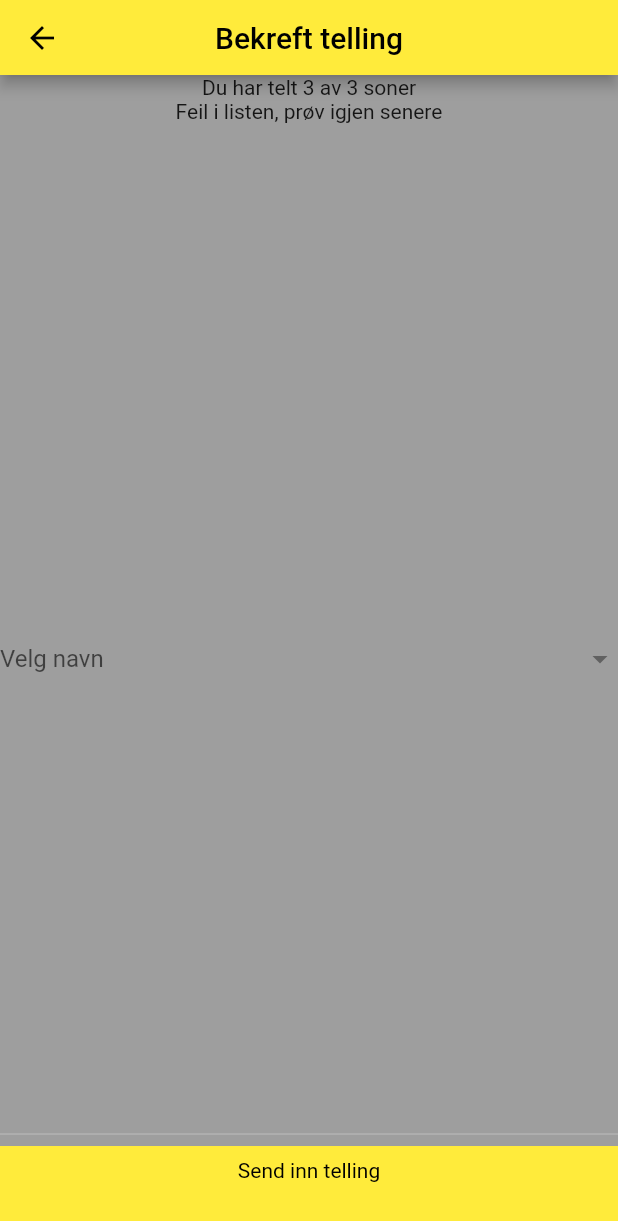
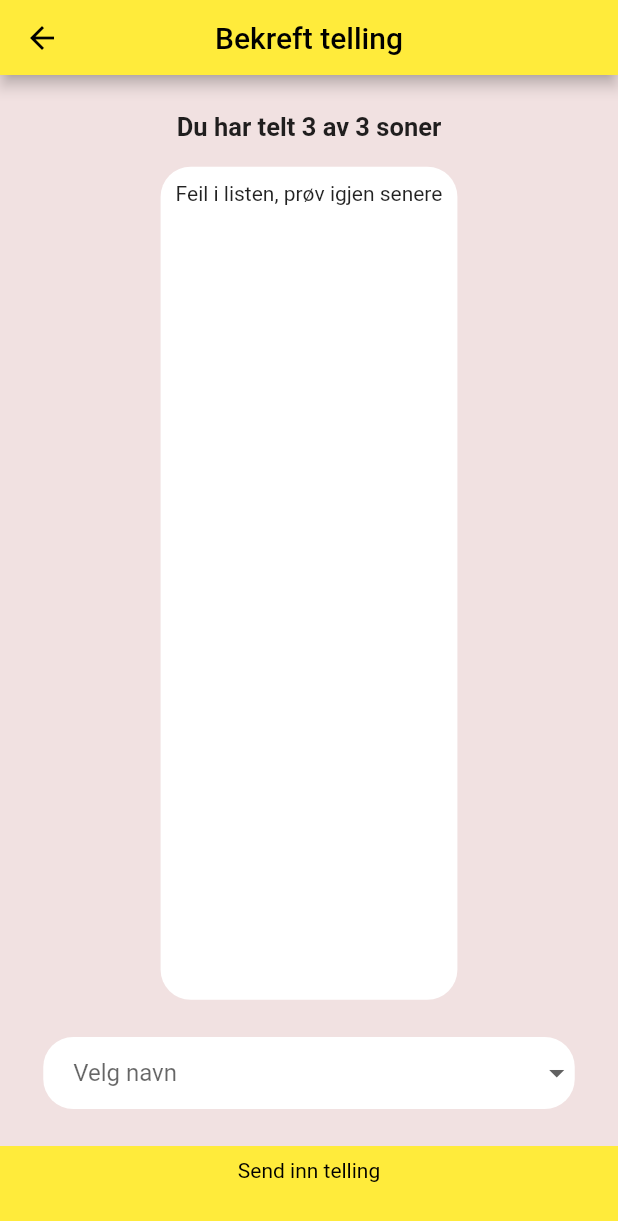
Before and after one commit to zaktaw/DATA3900-Bacheloroppgave, a Flutter app: the ConfirmCount screen opened directly with empty values, on a phone screen of 412 x 824 dp. Shown: the top 1221 px of the screen. Run offline on Flutter 3.47's test engine with Material 2 defaults, Android fonts, the phone set to English and light mode, and no system bars; our stand-ins replace fluttertoast, hive, hive_flutter; missing offline and left inert: dart:html; accounts and stored records are empty.

Commit message:
Add styling in confirm page

```diff
--- a/lib/confirm_page/confirm_count.dart
+++ b/lib/confirm_page/confirm_count.dart
@@ -48,17 +48,30 @@ class _ConfirmCountState extends State<ConfirmCount> {
   @override
   Widget build(BuildContext context) {
     return Scaffold(
-      backgroundColor: PRIMARY_COLOR,
+      backgroundColor: BACKGROUND_COLOR,
       appBar: SettingsHelpTopBar("Bekreft telling", '/zones', entries),
       body: Container(
           child: Column(
         //mainAxisAlignment: MainAxisAlignment.spaceEvenly,
         children: [
-          Text("Du har telt " +
-              numberOfZones.toString() +
-              " av " +
-              numberOfZones.toString() +
-              " soner"),
+          Container(
+            child: Padding(
+                child: Text(
+              "Du har telt " +
+                  numberOfZones.toString() +
+                  " av " +
+                  numberOfZones.toString() +
+                  " soner",
+              style: const TextStyle(
+                  fontWeight: FontWeight.bold,
+                  fontSize: CONFIRM_PAGE_REWIEWLIST_FONTSIZE),
+            ),
+            padding: EdgeInsets.only(
+                top: MediaQuery.of(context).size.height *
+                    CONFIRM_PAGE_HEADER_PADDING_TOP_FACTOR,
+                bottom: MediaQuery.of(context).size.height *
+                    CONFIRM_PAGE_HEADER_PADDING_BOTTOM_FACTOR),
+          )),
           ConfirmReviewList(entries, projectInfo.zones),
           DropdownNames(
               setIsObserverSelected, setObserverName, projectInfo.observers),
@@ -77,8 +90,8 @@ class _ConfirmCountState extends State<ConfirmCount> {
   }
 
   bool sendTTT() {
-    TttObject tttObject = TttObject(entries.tttEntries, observerName, entries.timestamp,
-        ['GRUDIG', 'ALPERS', 'ALLAP', 'DIV', 'ALLUDIG']);
+    TttObject tttObject = TttObject(entries.tttEntries, observerName,
+        entries.timestamp, ['GRUDIG', 'ALPERS', 'ALLAP', 'DIV', 'ALLUDIG']);
     // kall på backend
     // if good return good
     TttEntries test = TttEntriesBox.getTttEntries().getAt(0) as TttEntries;
--- a/lib/confirm_page/confirm_count_reviewlist.dart
+++ b/lib/confirm_page/confirm_count_reviewlist.dart
@@ -1,5 +1,6 @@
 import 'package:bacheloroppgave/models/TttEntries.dart';
 import 'package:bacheloroppgave/models/ZoneObject.dart';
+import 'package:bacheloroppgave/resources/app_theme.dart';
 import 'package:flutter/material.dart';
 
 const String error_list = "Feil i listen, prøv igjen senere";
@@ -13,14 +14,42 @@ class ConfirmReviewList extends StatelessWidget {
   @override
   Widget build(BuildContext context) {
     return Expanded(
-        child: entries.getNumberOfZones() != 0
-            ? ListView.builder(
-                itemCount: zoneList.length,
-                itemBuilder: (context, index) {
-                  return Text(zoneList[index].zone_name +
-                      ": " +
-                      entries.getNumberOfCountsInZone(index).toString());
-                })
-            : const Text(error_list));
+        child: Container(
+          padding: EdgeInsets.all(10),
+            decoration: BoxDecoration(
+              borderRadius: BorderRadius.circular(BOX_BORDER_RADIUS),
+              color: CONFIRM_REVIEW_LIST_COLOR,
+            ),
+            margin: EdgeInsets.only(
+                left: CONFIRM_PAGE_MARGIN_WIDTH_FACTOR *
+                    MediaQuery.of(context).size.width,
+                right: CONFIRM_PAGE_MARGIN_WIDTH_FACTOR *
+                    MediaQuery.of(context).size.width
+                    , bottom: MediaQuery.of(context).size.height * CONFIRM_PAGE_DROPDOWN_MARGIN_FACTOR)
+                  ,
+            child: entries.getNumberOfZones() != 0
+                ? ListView.builder(
+                    itemCount: zoneList.length,
+                    itemBuilder: (context, index) {
+                      return Padding(
+                        child: Row(children: [
+                          Flexible(
+                            child: Text(
+                              zoneList[index].zone_name + ": ",
+                              style:
+                                  const TextStyle(fontWeight: FontWeight.bold, fontSize: CONFIRM_PAGE_REWIEWLIST_FONTSIZE),
+                            ),
+                          ),
+                          Flexible(
+                            child: Text(entries
+                                .getNumberOfCountsInZone(index)
+                                .toString() + " observasjoner",
+                                style: const TextStyle(fontSize: CONFIRM_PAGE_REWIEWLIST_FONTSIZE)),
+                          )
+                        ]),
+                        padding: EdgeInsets.only(top: 10),
+                      );
+                    })
+                : const Text(error_list)));
   }
 }
--- a/lib/confirm_page/confirm_dropdown_names.dart
+++ b/lib/confirm_page/confirm_dropdown_names.dart
@@ -1,4 +1,5 @@
 import 'package:bacheloroppgave/confirm_page/confirm_count.dart';
+import 'package:bacheloroppgave/resources/app_theme.dart';
 import 'package:flutter/material.dart';
 
 const String pick_name = 'Velg navn';
@@ -31,15 +32,32 @@ class _DropdownNamesState extends State<DropdownNames> {
 
   @override
   Widget build(BuildContext context) {
-    return Expanded(
+    return Container(
+        decoration: BoxDecoration(
+            borderRadius: BorderRadius.circular(BOX_BORDER_RADIUS),
+            color: DROPDOWN_COLOR),
+        margin: EdgeInsets.only(
+            bottom: MediaQuery.of(context).size.height *
+                CONFIRM_PAGE_DROPDOWN_MARGIN_FACTOR,
+            left: MediaQuery.of(context).size.width *
+                CONFIRM_PAGE_MARGIN_WIDTH_FACTOR,
+            right: MediaQuery.of(context).size.width *
+                CONFIRM_PAGE_MARGIN_WIDTH_FACTOR),
         child: DropdownButton<String>(
+          underline: SizedBox(),
           isExpanded: true,
-      hint: const  Text(pick_name),
+          hint: Padding(
+            child: Text(pick_name),
+            padding: EdgeInsets.only(left: 20),
+          ),
           value: selectedValue,
           items: observerNames.map((String value) {
             return DropdownMenuItem<String>(
               value: value,
+              child: Padding(
                 child: Text(value),
+                padding: EdgeInsets.only(left: 20),
+              ),
             );
           }).toList(),
           onChanged: (value) {
--- a/lib/home_screen/homescreen.dart
+++ b/lib/home_screen/homescreen.dart
@@ -43,7 +43,7 @@ class _HomeScreenState extends State<HomeScreen> {
 
     //MOCK Projectinfo init init
     ZoneObject zoneobj =
-        new ZoneObject(1, "Sone 1 Lesesal", "Lesesalen ved inngangen");
+        new ZoneObject(1, "Sone 1 Lesesal Lesesalen ved inngangen Lesesalen ved inngangen Lesesalen ved inngangen Lesesalen ved inngangen Lesesalen ved inngangen", "Lesesalen ved inngangen Lesesalen ved inngangen Lesesalen ved inngangen Lesesalen ved inngangen Lesesalen ved inngangen Lesesalen ved inngangen Lesesalen ved inngangen");
     ZoneObject zoneobj1 =
         new ZoneObject(2, "Sone 2 Lesekrok", "Hjørnet ved potteplantene");
     ZoneObject zoneobj2 =
--- a/lib/resources/app_theme.dart
+++ b/lib/resources/app_theme.dart
@@ -20,12 +20,18 @@ const Color TEXT_COLOR_WHITE = Colors.white;
 
 const Color PROGRESSBAR_BAR_COLOR = Colors.green;
 
+const Color DROPDOWN_COLOR = Colors.white;
+const Color CONFIRM_REVIEW_LIST_COLOR = Colors.white;
+
 //margins
 
 const double HOMESCREEN_COUNT_BTN_MARGIN = 70;
 const double HOMESCREEN_RESUME_COUNT_BTN_MARGIN = 20;
 const double HOMESCREEN_SETTINGS_BTN_MARGIN = 90;
 const double HOMESCREEN_HELP_BTN_MARGIN = 20;
+
+const double CONFIRM_PAGE_MARGIN_WIDTH_FACTOR = 0.07;
+const double CONFIRM_PAGE_DROPDOWN_MARGIN_FACTOR = 0.03;
 
 //size
 
@@ -37,3 +43,15 @@ const double HOMESCREEN_TOPBAR_HEIGHT_FACTOR = 0.1;
 
 const double HOMESCREEN_TITLE_FONTSIZE = 25;
 const double HOMESCREEN_BTN_FONTSIZE = 15;
+const double CONFIRM_PAGE_REWIEWLIST_FONTSIZE = 17;
+const double CONFIRM_PAGE_REWIEWLIST_HEADER_FONTSIZE = 22;
+
+//paddings
+
+const double CONFIRM_PAGE_HEADER_PADDING_FACTOR = 0.10;
+const double CONFIRM_PAGE_HEADER_PADDING_BOTTOM_FACTOR = 0.02;
+const double CONFIRM_PAGE_HEADER_PADDING_TOP_FACTOR = 0.03;
+
+//border radius
+
+const double BOX_BORDER_RADIUS = 20;
```
Lines whose indentation alone changed are shown as unchanged.
